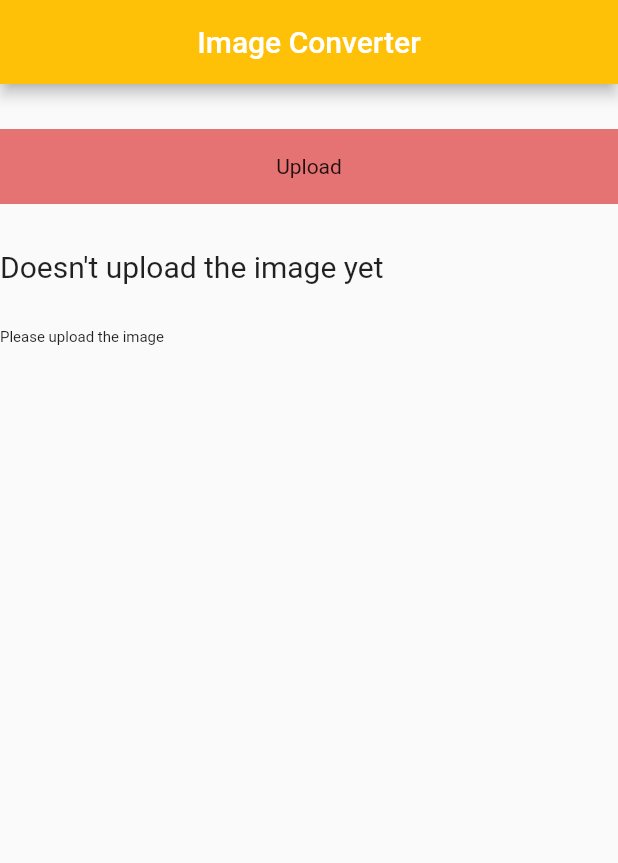
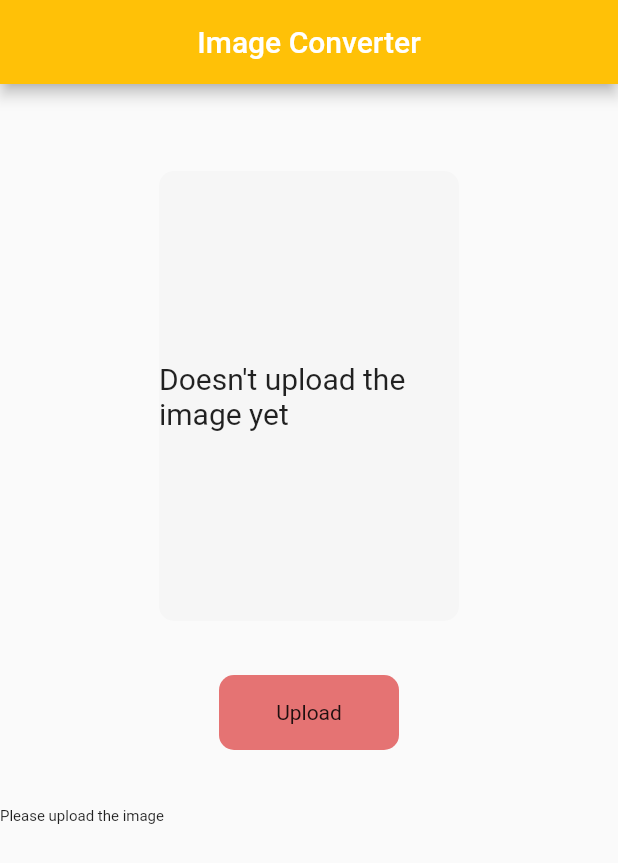
Before and after one commit to tamatee/os-project, a Flutter app: the screen it shows after launch, on a phone screen of 412 x 824 dp. Shown: the top 863 px of the screen. Run offline on Flutter 3.47's test engine with Material 2 defaults, Android fonts, the phone set to English and light mode, and no system bars; our stand-ins replace file_picker, image_picker.

Commit message:
update ui

```diff
--- /dev/null
+++ b/frontend/lib/components/checkphoto.dart
@@ -0,0 +1,24 @@
+import 'package:flutter/material.dart';
+import 'package:provider/provider.dart';
+import 'package:suntana/components/image_show.dart';
+import 'package:suntana/models/image_model.dart';
+
+class checkfoto extends StatefulWidget {
+  const checkfoto({super.key});
+
+  @override
+  State<checkfoto> createState() => showfoto();
+}
+
+class showfoto extends State<checkfoto> {
+  @override
+  Widget build(BuildContext context) {
+    return context.read<ImageModel>().getImage() != null
+                  ? const ImageFrame()
+                  : const Text(
+                      // else then show text
+                      "Doesn't upload the image yet",
+                      style: TextStyle(fontSize: 20),
+                    );
+  }
+}
--- /dev/null
+++ b/frontend/lib/components/frame.dart
@@ -0,0 +1,47 @@
+import 'package:flutter/material.dart';
+import 'package:provider/provider.dart';
+import 'package:suntana/components/checkphoto.dart';
+import 'package:suntana/models/image_model.dart';
+
+class frame extends StatefulWidget {
+  const frame({super.key});
+
+  @override
+  State<frame> createState() => squareFrame();
+}
+
+class squareFrame extends State<frame> {
+  @override
+  Widget build(BuildContext context) {
+    return  Padding(
+                padding: const EdgeInsets.all(28.0),
+                child: Center(
+                  child: GestureDetector(
+                    behavior: HitTestBehavior.translucent,
+                    onTap: (){
+                      if (context.read<ImageModel>().getImage() != null)
+                        context.read<ImageModel>().resetImage();
+                      context.read<ImageModel>().setImage();
+                    },
+                    child:Center(
+                      child: Container(
+                        height: 300.0,
+                        width: 200.0,
+                        decoration: BoxDecoration(
+                          borderRadius: BorderRadius.circular(10),
+                          color: Color.fromARGB(255, 246, 246, 246),
+                          // border: Border.all(
+                          //   color: Colors.black,
+                          //   width: 1
+                          // )
+                        ),
+                        child: Center(
+                          child: checkfoto()
+                        ),
+                      ),
+                    )
+                  ),
+                )
+              );
+  }
+}
--- a/frontend/lib/components/image_show.dart
+++ b/frontend/lib/components/image_show.dart
@@ -9,7 +9,7 @@ class ImageFrame extends StatelessWidget {
   @override
   Widget build(BuildContext context) {
     return Padding(
-      padding: const EdgeInsets.symmetric(horizontal: 20),
+      padding: const EdgeInsets.symmetric(horizontal: 0),
       child: ClipRRect(
         borderRadius: BorderRadius.circular(8),
         child: Image.network(context.read<ImageModel>().getImage()!.path),
--- a/frontend/lib/components/upload_button.dart
+++ b/frontend/lib/components/upload_button.dart
@@ -12,20 +12,32 @@ class UploadButton extends StatefulWidget {
 class _UploadButtonState extends State<UploadButton> {
   @override
   Widget build(BuildContext context) {
-    return GestureDetector(
+    return Column(
+      children: [
+        GestureDetector(
           onTap: () {
             if (context.read<ImageModel>().getImage() != null)
               context.read<ImageModel>().resetImage();
             context.read<ImageModel>().setImage();
           },
+          child: Padding(
+            padding: const EdgeInsets.all(8.0),
+            child: Center(
               child: Container(
                 width: 120,
                 height: 50,
-        decoration: BoxDecoration(color: Colors.red[300]),
+                decoration: BoxDecoration(
+                  color: Colors.red[300],
+                  borderRadius: BorderRadius.circular(10),
+                ),
                 child: const Center(
                   child: Text("Upload"),
                 ),
               ),
+            ),
+          ),
+        ),
+      ],
     );
   }
 }
--- a/frontend/lib/pages/main_page.dart
+++ b/frontend/lib/pages/main_page.dart
@@ -1,6 +1,10 @@
+import 'dart:io';
+
 import 'package:flutter/material.dart';
 import 'package:provider/provider.dart';
+import 'package:suntana/components/checkphoto.dart';
 import 'package:suntana/components/convert_button.dart';
+import 'package:suntana/components/frame.dart';
 import 'package:suntana/components/image_show.dart';
 import 'package:suntana/components/upload_button.dart';
 import 'package:suntana/pages/converted_page.dart';
@@ -14,6 +18,8 @@ class MainPage extends StatefulWidget {
 }
 
 class _MainPageState extends State<MainPage> {
+
+  final List pic = [];
   @override
   Widget build(BuildContext context) {
     return Scaffold(
@@ -26,19 +32,9 @@ class _MainPageState extends State<MainPage> {
           return ListView(
             children: [
               const SizedBox(height: 30),
+              frame(),
               UploadButton(),
               const SizedBox(height: 30),
-
-              //if image is not null then show the image
-              context.read<ImageModel>().getImage() != null
-                  ? const ImageFrame()
-                  : const Text(
-                      // else then show text
-                      "Doesn't upload the image yet",
-                      style: TextStyle(fontSize: 20),
-                    ),
-              const SizedBox(height: 30),
-
               // if image is not null then show the convert button
               context.read<ImageModel>().getImage() != null
                   ? ConvertButton(nextPage: const ConvertedPage())
```
Also changed, not shown: frontend/fonts/Poppins-Bold.ttf (added), frontend/fonts/Poppins-Medium.ttf (added), frontend/fonts/Poppins-Regular.ttf (added), frontend/fonts/Poppins-SemiBold.ttf (added). Lines whose indentation alone changed are shown as unchanged.
